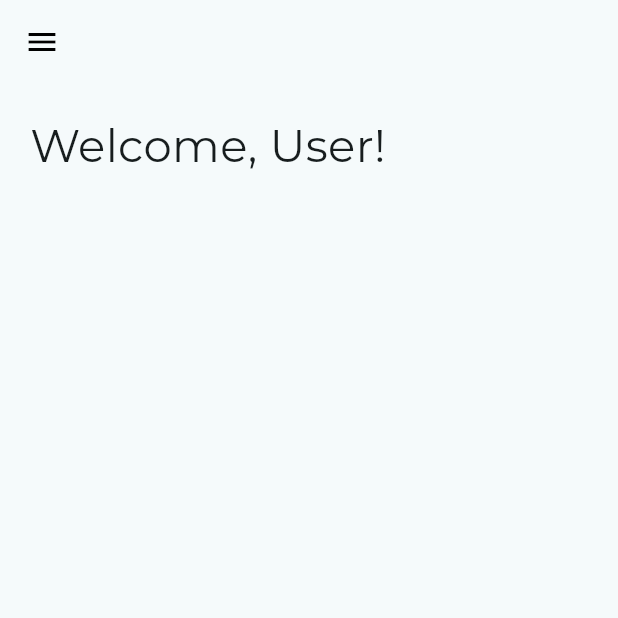
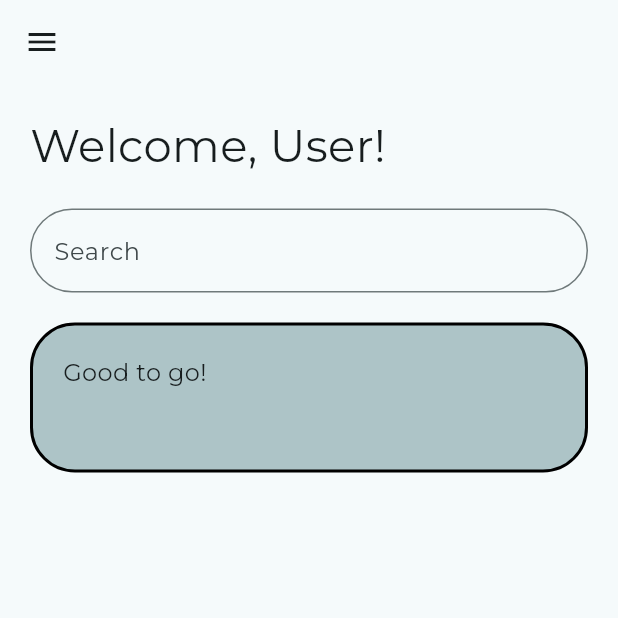
Before and after one commit to BioSyncTM/hdims_biosync, a Flutter app: the screen it shows after launch, on a phone screen of 412 x 824 dp, the top half of it. Run offline on Flutter 3.47's test engine with Material 3 defaults, Android fonts, the phone set to English and light mode, and no system bars; project files that could hold a hidden picture were left out.

Commit message:
Lot of stuff

```diff
--- a/lib/main.dart
+++ b/lib/main.dart
@@ -32,23 +32,51 @@ class MyHomePage extends StatefulWidget {
   State<MyHomePage> createState() => _MyHomePageState();
 }
 
+
+
 class _MyHomePageState extends State<MyHomePage> {
+
+  final GlobalKey<ScaffoldState> _scaffoldKey = GlobalKey<ScaffoldState>();
 
   @override
   Widget build(BuildContext context) {
     return Scaffold(
       appBar: AppBar(
-        leading: IconButton(
-          icon: Icon(
-            Icons.menu,
-            color: Colors.black,
+        // leading: IconButton(
+        //   icon: Icon(
+        //     Icons.menu,
+        //     color: Colors.black,
+        //   ),
+        //   onPressed: () => Scaffold.of(context).openDrawer(),
+        // ),
+      ),
+      drawer: Drawer(
+        child: SingleChildScrollView(
+          child: Container(
+            margin: EdgeInsets.fromLTRB(20, 50, 20, 10),
+            child: Column(
+              crossAxisAlignment: CrossAxisAlignment.stretch,
+              children: [
+                // Profile
+                Container(
+                  color: Colors.black,
+                  child: Row(
+                    children: [
+                      Container(
+                        child: Text("PFP"),
+                      )
+                    ],
+                  ),
+                )
+              ],
+            ),
           ),
-          onPressed: null,
         ),
       ),
       body: Container(
         // Top Bar
         child: Column(
+          crossAxisAlignment: CrossAxisAlignment.start,
           children: [
             // TopBar
             Container(
@@ -61,7 +89,62 @@ class _MyHomePageState extends State<MyHomePage> {
               ),
             ),
 
-            //
+            // Search bar
+            Column(
+              crossAxisAlignment: CrossAxisAlignment.center,
+              children: [
+                Container(
+                  child: Container(
+                    margin: EdgeInsets.all(20),
+                    child: TextField(
+                      onTapOutside: (event) {
+                        FocusManager.instance.primaryFocus?.unfocus();
+                      },
+                      decoration: InputDecoration(
+                        border: OutlineInputBorder(
+                          borderSide: BorderSide(
+                            color: Colors.black,
+                          ),
+                          borderRadius: BorderRadius.circular(30),
+                        ),
+                        labelText: "Search"
+                      ),
+                    ),
+                  ),
+                ),
+
+                // Quick Glance
+                Row(
+                  children: [
+                    Expanded(
+                      child: Container(
+                        margin: EdgeInsets.only(left: 20, right: 20),
+                        padding: EdgeInsets.all(20),
+                        height: 100,
+                        decoration: BoxDecoration(
+                          color: const Color.fromARGB(75, 0, 66, 74),
+                          border: Border.all(
+                            width: 2,
+                          ),
+                          borderRadius: BorderRadius.circular(30)
+                        ),
+                        child: Text(
+                          "Good to go!",
+                          style: TextStyle(
+                            fontSize: 16,
+
+                          ),
+
+                        ),
+                      ),
+                    ),
+                  ]
+                )
+              ],
+            ),
+
+            // Quick Glance
+
           ],
         ),
 
```
Also changed, not shown: pubspec.lock.
